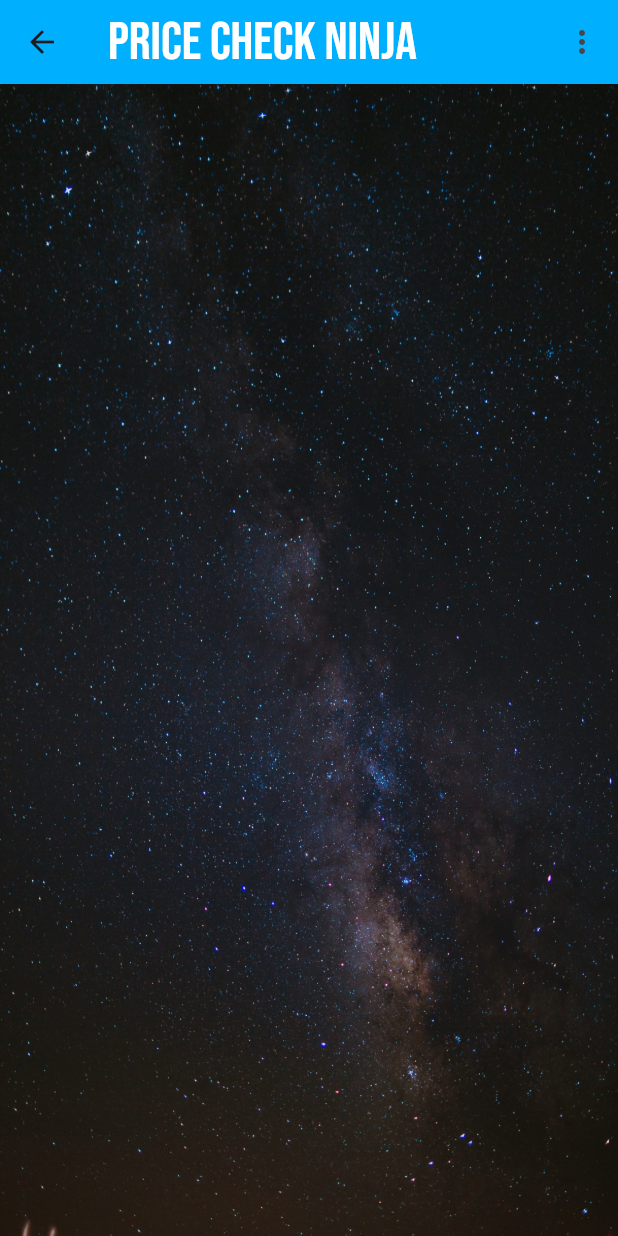
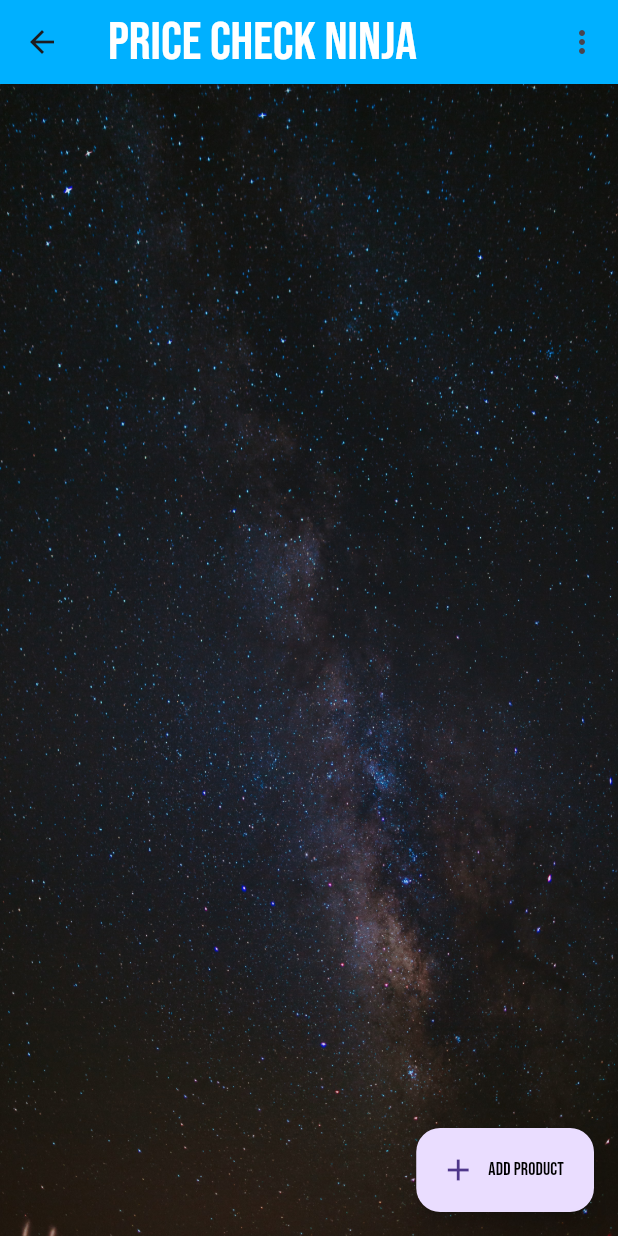
Before and after one commit to DeonVosloo/CheapestItemNinja, a Flutter app: the PriceCheckProducts screen opened directly, on a phone screen of 412 x 824 dp. Run offline on Flutter 3.47's test engine with Material 3 defaults, Android fonts, the phone set to English and light mode, and no system bars; our stand-ins replace cloud_firestore, firebase_core, google_fonts; missing offline and left inert: encrypt, mobile_scanner; accounts and stored records are empty.

Commit message:
removed some testing code used on the Homepage. Added the ActiveProduct class. Added AddProduct page. Added navigation to PriceCheckProducts from Homepage. improved logic in Products class. Added basic valid email check on users class.

```diff
--- a/lib/MyApp.dart
+++ b/lib/MyApp.dart
@@ -1,3 +1,4 @@
+import 'package:cheapest_item_ninja/pages/AddProduct.dart';
 import 'package:cheapest_item_ninja/pages/Home.dart';
 import 'package:cheapest_item_ninja/pages/TestPage.dart';
 import 'package:flutter/material.dart';
@@ -8,9 +9,9 @@ class MyApp extends StatelessWidget {
 
   @override
   Widget build(BuildContext context) {
-    return MaterialApp
+    return const MaterialApp
       (
-      home: HomeScreen(barcodesData: const[],)
+        home: HomeScreen()
     );
   }
 }
--- a/lib/classes/Products.dart
+++ b/lib/classes/Products.dart
@@ -9,8 +9,9 @@ class Product
   double price;
   double pricePerUnitOfMeasurement;
   String barcode;
+  String userID;
 
   Product(this.id, { required this.price, required  this.pricePerUnitOfMeasurement, required this.category, required this.quantity, required this.name,
-    required this.units, required this.unitOfMeasurement, required this.barcode});
+    required this.units, required this.unitOfMeasurement, required this.barcode, required this.userID});
 
 }
--- a/lib/pages/PriceCheckProducts.dart
+++ b/lib/pages/PriceCheckProducts.dart
@@ -89,12 +89,34 @@ class _PriceCheckProductsState extends State<PriceCheckProducts> {
 
                 children: [
                   SizedBox(height: MediaQuery.of(context).size.height * 0.01,),
+                  Row(
+                    mainAxisAlignment: MainAxisAlignment.center,
+                    crossAxisAlignment: CrossAxisAlignment.center,
+                    children:
+                    [
+
+                    ],
+                  )
 
                 ],
               ),
             ],
           )
-      )
+      ),
+      floatingActionButton: FloatingActionButton.extended(
+        onPressed: (){},
+        tooltip: 'Increment',
+        icon: const Icon(Icons.add),
+        label: FittedBox
+          (
+          fit: BoxFit.scaleDown,
+          child: Text(
+            "Add Product",
+            style: GoogleFonts.bebasNeue(
+                fontSize: 12,
+                color: Colors.black),),
+        ),
+      ),
     );
   }
 }
```
Also changed, not shown: lib/classes/ActiveProduct.dart (added, +15 -0 lines), lib/classes/Users.dart (+9 -0 lines), lib/pages/AddProduct.dart (added, +104 -0 lines), lib/pages/Home.dart (+7 -3 lines).
